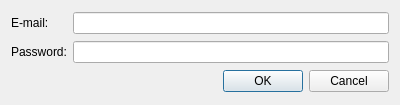
Qt form ui/logindialog.ui (gronberg/f1lt) before a commit.
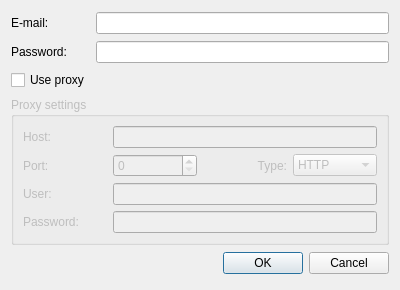
The same form after that commit. Icons and pictures are not drawn.

Commit message: added proxy settings (still needs testing) and NetworkSetting class which now keeps all settings related with network connection (hosts, ports, login, passwd, etc.)

```diff
--- a/ui/logindialog.ui
+++ b/ui/logindialog.ui
@@ -10,19 +10,25 @@
     <x>0</x>
     <y>0</y>
     <width>400</width>
-    <height>105</height>
+    <height>290</height>
    </rect>
   </property>
+  <property name="sizePolicy">
+   <sizepolicy hsizetype="Preferred" vsizetype="Preferred">
+    <horstretch>0</horstretch>
+    <verstretch>0</verstretch>
+   </sizepolicy>
+  </property>
   <property name="minimumSize">
    <size>
     <width>400</width>
-    <height>105</height>
+    <height>135</height>
    </size>
   </property>
   <property name="maximumSize">
    <size>
     <width>400</width>
-    <height>105</height>
+    <height>290</height>
    </size>
   </property>
   <property name="windowTitle">
@@ -63,7 +69,7 @@
      </property>
     </widget>
    </item>
-   <item row="2" column="0" colspan="2">
+   <item row="4" column="0" colspan="2">
     <widget class="QDialogButtonBox" name="buttonBox">
      <property name="orientation">
       <enum>Qt::Horizontal</enum>
@@ -73,6 +79,108 @@
      </property>
     </widget>
    </item>
+   <item row="2" column="0">
+    <widget class="QCheckBox" name="proxyCheckBox">
+     <property name="text">
+      <string>Use proxy</string>
+     </property>
+    </widget>
+   </item>
+   <item row="3" column="0" colspan="2">
+    <widget class="QGroupBox" name="proxyBox">
+     <property name="enabled">
+      <bool>false</bool>
+     </property>
+     <property name="sizePolicy">
+      <sizepolicy hsizetype="Expanding" vsizetype="Fixed">
+       <horstretch>0</horstretch>
+       <verstretch>0</verstretch>
+      </sizepolicy>
+     </property>
+     <property name="title">
+      <string>Proxy settings</string>
+     </property>
+     <layout class="QGridLayout" name="gridLayout_2">
+      <item row="1" column="0">
+       <widget class="QLabel" name="label_3">
+        <property name="text">
+         <string>Host:</string>
+        </property>
+       </widget>
+      </item>
+      <item row="3" column="0">
+       <widget class="QLabel" name="label_4">
+        <property name="text">
+         <string>User:</string>
+        </property>
+       </widget>
+      </item>
+      <item row="4" column="0">
+       <widget class="QLabel" name="label_6">
+        <property name="text">
+         <string>Password:</string>
+        </property>
+       </widget>
+      </item>
+      <item row="2" column="0">
+       <widget class="QLabel" name="label_5">
+        <property name="text">
+         <string>Port:</string>
+        </property>
+       </widget>
+      </item>
+      <item row="2" column="1">
+       <widget class="QSpinBox" name="proxyPortEdit">
+        <property name="maximum">
+         <number>99999</number>
+        </property>
+       </widget>
+      </item>
+      <item row="2" column="2">
+       <widget class="QLabel" name="label_7">
+        <property name="text">
+         <string>Type:</string>
+        </property>
+        <property name="alignment">
+         <set>Qt::AlignRight|Qt::AlignTrailing|Qt::AlignVCenter</set>
+        </property>
+       </widget>
+      </item>
+      <item row="2" column="3">
+       <widget class="QComboBox" name="proxyTypeBox">
+        <item>
+         <property name="text">
+          <string>HTTP</string>
+         </property>
+        </item>
+        <item>
+         <property name="text">
+          <string>FTP</string>
+         </property>
+        </item>
+        <item>
+         <property name="text">
+          <string>Socks5</string>
+         </property>
+        </item>
+       </widget>
+      </item>
+      <item row="1" column="1" colspan="3">
+       <widget class="QLineEdit" name="proxyHostEdit"/>
+      </item>
+      <item row="3" column="1" colspan="3">
+       <widget class="QLineEdit" name="proxyUserEdit"/>
+      </item>
+      <item row="4" column="1" colspan="3">
+       <widget class="QLineEdit" name="proxyPasswordEdit">
+        <property name="echoMode">
+         <enum>QLineEdit::Password</enum>
+        </property>
+       </widget>
+      </item>
+     </layout>
+    </widget>
+   </item>
   </layout>
  </widget>
  <resources>
```
Left out of the diff: 19 changed lines with no effect on the pictures. The commit also changes 25 other files.
